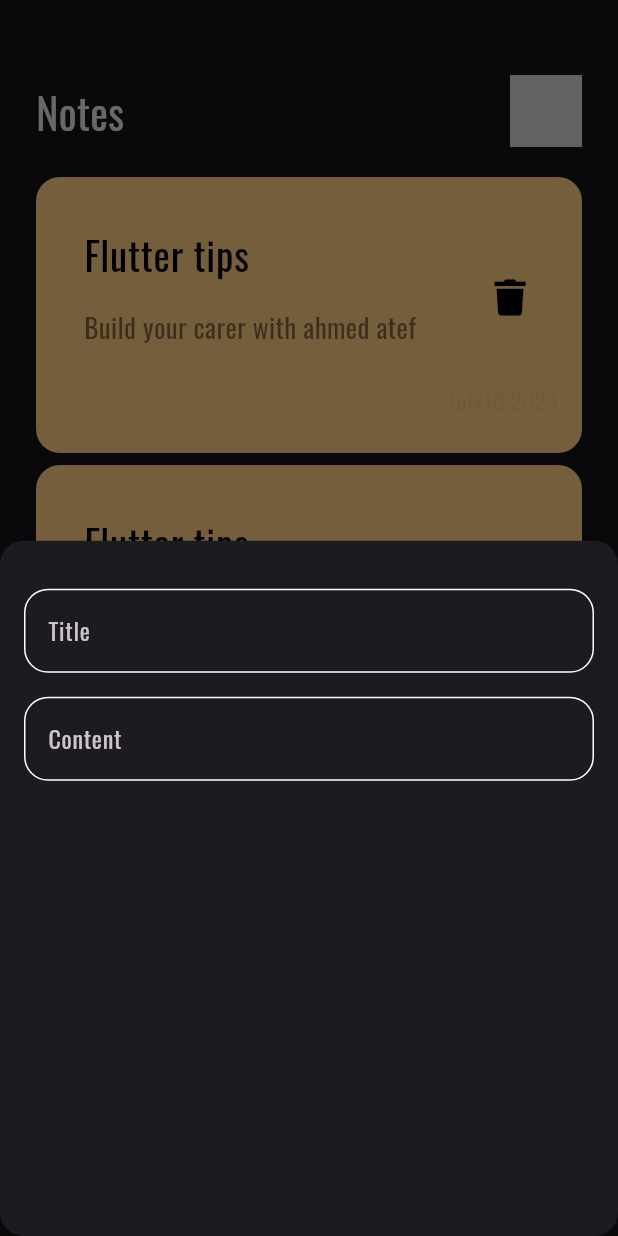
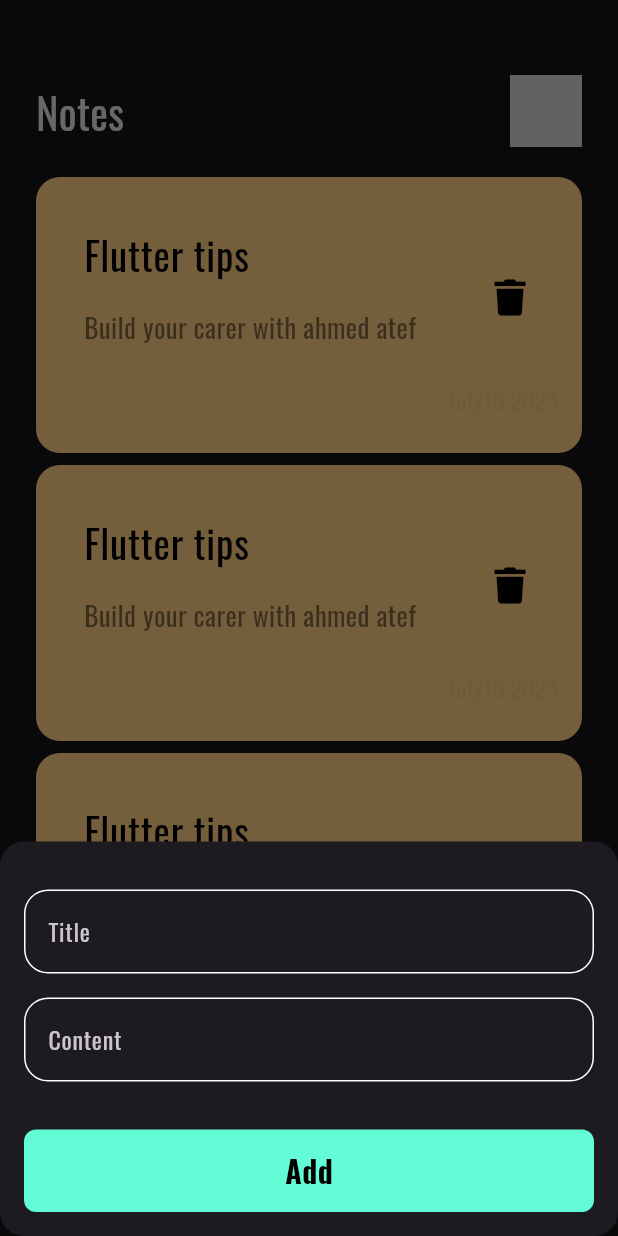
Before and after one commit to AhmedAtef202/Note, a Flutter app: the screen it shows after launch, after a tap on the "add" icon, on a phone screen of 412 x 824 dp. Run offline on Flutter 3.47's test engine with Material 3 defaults, Android fonts, the phone set to English and light mode, and no system bars; our stand-ins replace font_awesome_flutter; statements that could not run were skipped.

Commit message:
finish notes buttom sheet

```diff
--- a/lib/views/widgets/add_note_button_sheet.dart
+++ b/lib/views/widgets/add_note_button_sheet.dart
@@ -1,5 +1,7 @@
 import 'package:flutter/material.dart';
 import 'package:untitled/views/widgets/custom_text_field.dart';
+
+import 'custom_buttom.dart';
 
 class AddNoteButtomSheet extends StatelessWidget {
   const AddNoteButtomSheet({super.key});
@@ -8,6 +10,7 @@ class AddNoteButtomSheet extends StatelessWidget {
   Widget build(BuildContext context) {
     return Padding(
       padding: const EdgeInsets.symmetric(horizontal: 16),
+      child: SingleChildScrollView(
         child: Column(
           children: [
             SizedBox(
@@ -23,7 +26,15 @@ class AddNoteButtomSheet extends StatelessWidget {
               hint: 'Content',
               maxLines: 5,
             ),
+            SizedBox(
+              height: 32,
+            ),
+            CustomButton(),
+            SizedBox(
+              height: 16,
+            ),
           ],
+        ),
       ),
     );
   }
--- /dev/null
+++ b/lib/views/widgets/custom_buttom.dart
@@ -0,0 +1,25 @@
+import 'package:flutter/material.dart';
+import 'package:untitled/constants.dart';
+
+class CustomButton extends StatelessWidget {
+  const CustomButton({super.key});
+
+  @override
+  Widget build(BuildContext context) {
+    return Container(
+      width: MediaQuery.of(context).size.width,
+      height: 55,
+      decoration: BoxDecoration(
+        color: kPrimaryColor,
+        borderRadius: BorderRadius.circular(8),
+      ),
+      child: Center(
+        child: Text(
+          'Add',
+          style: TextStyle(
+              color: Colors.black, fontSize: 20, fontWeight: FontWeight.bold),
+        ),
+      ),
+    );
+  }
+}
```
Lines whose indentation alone changed are shown as unchanged.
